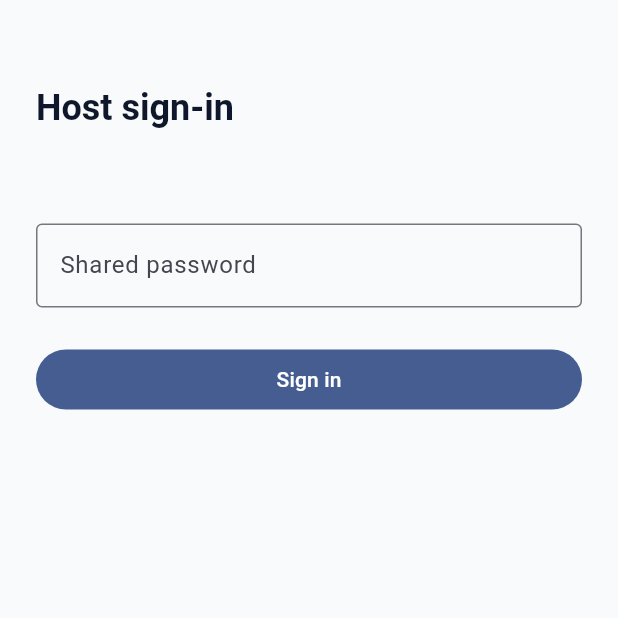
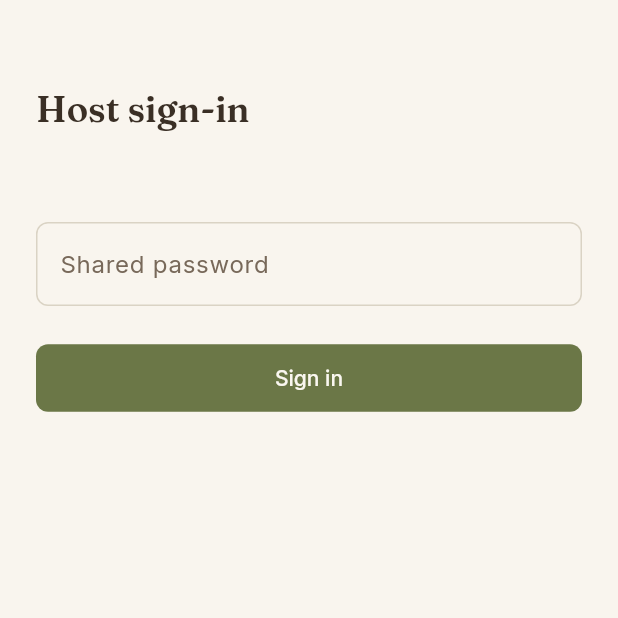
Before and after one commit to spencerjireh/pila-lang, a Flutter app: the HostLoginScreen screen opened directly with empty values, on a phone screen of 412 x 824 dp, the top half of it. Run offline on Flutter 3.47's test engine with Material 3 defaults, Android fonts, the phone set to English and light mode, and no system bars; our stand-ins replace app_links, cookie_jar, dio, dio_cookie_manager, firebase_core, firebase_messaging and 9 more; missing offline and left inert: mobile_scanner; accounts and stored records are empty; network calls fail.

Commit message:
feat(mobile): PilaTheme + widget token migration
- pila_theme.dart: ThemeData factory wires PilaPalette (cream/olive/
  warm-brown) into ColorScheme, AppBarTheme, CardTheme, button themes,
  InputDecorationTheme, SnackBarTheme. Fraunces/Inter/JetBrains Mono
  via google_fonts (Inter for base, Fraunces on display + headline).
- palette.dart: replaced Tailwind-default constants with design system
  tokens that mirror apps/web/app/globals.css. Legacy aliases kept
  (neutral50/200/500/900, danger) so existing widgets compile while
  the deeper widget sweep happens incrementally.
- app.dart: title -> "Pila Lang", uses buildPilaTheme().
- display kiosk + QR widgets migrated off Colors.black/white +
  Color(0x...) to PilaPalette tokens. QR card now sits on cream popover
  with token border (no shadow) per the "borders over shadows"
  principle in DESIGN.md.

google_fonts ^6.2.1 added; flutter analyze + 128 tests pass.

```diff
--- a/apps/mobile/lib/screens/display/display_pairing_screen.dart
+++ b/apps/mobile/lib/screens/display/display_pairing_screen.dart
@@ -58,7 +58,6 @@ class _DisplayPairingScreenState extends ConsumerState<DisplayPairingScreen> {
   @override
   Widget build(BuildContext context) {
     return Scaffold(
-      backgroundColor: const Color(0xFFF8FAFC),
       body: SafeArea(
         child: Center(
           child: ConstrainedBox(
@@ -79,7 +78,7 @@ class _DisplayPairingScreenState extends ConsumerState<DisplayPairingScreen> {
                   Text(
                     'Enter the tenant slug to start displaying the QR.',
                     style: Theme.of(context).textTheme.bodyMedium?.copyWith(
-                          color: const Color(0xFF475569),
+                          color: Theme.of(context).colorScheme.onSurfaceVariant,
                         ),
                   ),
                   const SizedBox(height: 24),
--- a/apps/mobile/lib/theme/palette.dart
+++ b/apps/mobile/lib/theme/palette.dart
@@ -2,18 +2,59 @@ import 'dart:math' as math;
 
 import 'package:flutter/material.dart';
 
+/// Design-system palette mirroring web's :root CSS variables.
+///
+/// Token names match `apps/web/app/globals.css`. Whenever the web token
+/// hex changes, update here too — they are the brand contract.
 class PilaPalette {
   PilaPalette._();
 
-  // Matches the web Tailwind defaults + the v1 accent fallback.
-  static const Color defaultAccent = Color(0xFF1F6FEB);
-  static const Color neutral50 = Color(0xFFF8FAFC);
-  static const Color neutral200 = Color(0xFFE2E8F0);
-  static const Color neutral500 = Color(0xFF64748B);
-  static const Color neutral900 = Color(0xFF0F172A);
-  static const Color danger = Color(0xFFDC2626);
-  static const Color success = Color(0xFF16A34A);
-  static const Color warning = Color(0xFFF59E0B);
+  // Surface
+  static const Color background = Color(0xFFF9F5EE); // warm cream
+  static const Color foreground = Color(0xFF3A2F25); // deep warm brown
+  static const Color card = Color(0xFFF9F5EE);
+  static const Color cardForeground = Color(0xFF3A2F25);
+  static const Color popover = Color(0xFFFAF7F0);
+  static const Color popoverForeground = Color(0xFF3A2F25);
+
+  // Brand
+  static const Color primary = Color(0xFF6B7747); // olive / sage
+  static const Color primaryForeground = Color(0xFFFAF7F0);
+  static const Color secondary = Color(0xFFE7E6DC);
+  static const Color secondaryForeground = Color(0xFF3A2F25);
+
+  // Muted / accent
+  static const Color muted = Color(0xFFEAE9DD);
+  static const Color mutedForeground = Color(0xFF78695A);
+  static const Color accent = Color(0xFFC7CFAE);
+  static const Color accentForeground = Color(0xFF3A2F25);
+
+  // Status
+  static const Color destructive = Color(0xFFA8513A); // warm brick
+  static const Color destructiveForeground = Color(0xFFFAF7F0);
+  static const Color success = Color(0xFF545F36); // deeper olive
+  static const Color successForeground = Color(0xFFFAF7F0);
+  static const Color warning = Color(0xFFD59B35); // ochre
+  static const Color warningForeground = Color(0xFF2F2316);
+
+  // Edges
+  static const Color border = Color(0xFFDAD3C4);
+  static const Color input = Color(0xFFDAD3C4);
+  static const Color ring = Color(0xFF6B7747);
+
+  /// Default tenant accent when no logo / accent set. Olive-sage matches
+  /// the brand. Tenants override per-account in settings.
+  static const Color defaultAccent = primary;
+
+  // Legacy aliases — keep call sites compiling while the widget sweep
+  // migrates to semantic tokens. New code should use the named tokens
+  // (background / foreground / muted / mutedForeground / border /
+  // destructive) directly.
+  static const Color neutral50 = background;
+  static const Color neutral200 = border;
+  static const Color neutral500 = mutedForeground;
+  static const Color neutral900 = foreground;
+  static const Color danger = destructive;
 
   static Color parseAccent(String? hex) {
     if (hex == null) return defaultAccent;
--- a/apps/mobile/pubspec.yaml
+++ b/apps/mobile/pubspec.yaml
@@ -56,6 +56,9 @@ dependencies:
   # Kiosk mode — screen-on / immersive for the display surface
   wakelock_plus: ^1.2.8
 
+  # Design system fonts (Fraunces / Inter / JetBrains Mono)
+  google_fonts: ^6.2.1
+
 dev_dependencies:
   flutter_test:
     sdk: flutter
```
Also changed, not shown: apps/mobile/lib/app.dart (+3 -6 lines), apps/mobile/lib/screens/display/display_screen.dart (+3 -4 lines), apps/mobile/lib/theme/pila_theme.dart (added, +155 -0 lines), apps/mobile/lib/widgets/display/display_closed_banner.dart (+7 -5 lines), apps/mobile/lib/widgets/display/display_qr.dart (+18 -14 lines), apps/mobile/pubspec.lock.
